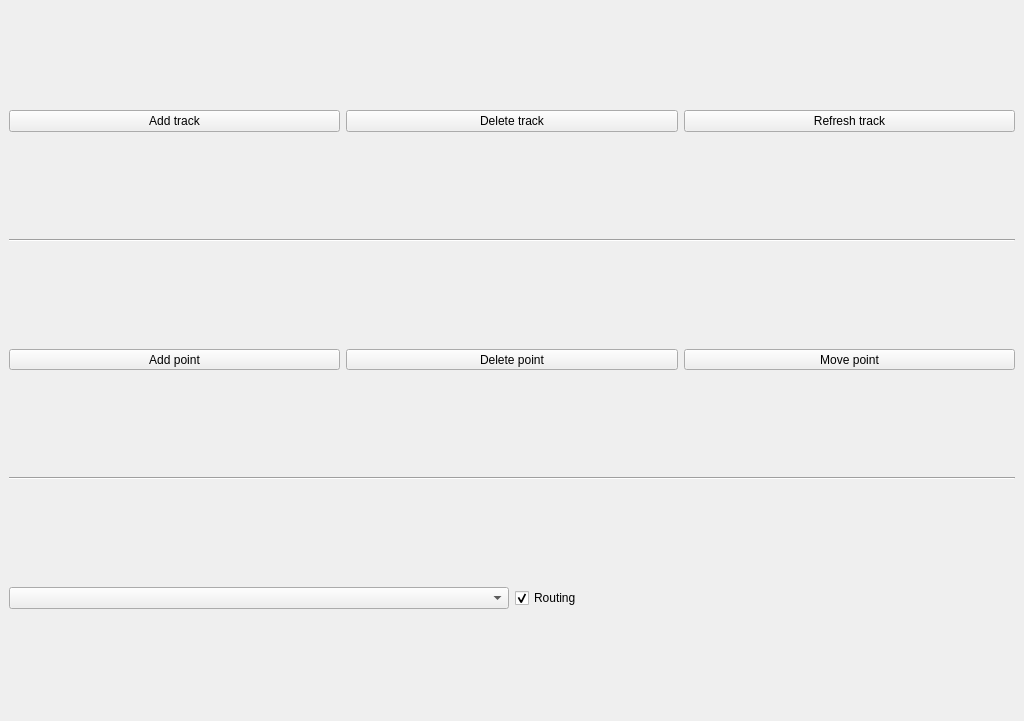
This is route_planner_dockwidget_base.ui in golden-gecko/qgis-route-planner as Qt 5 draws it before an edit. The edited form follows.
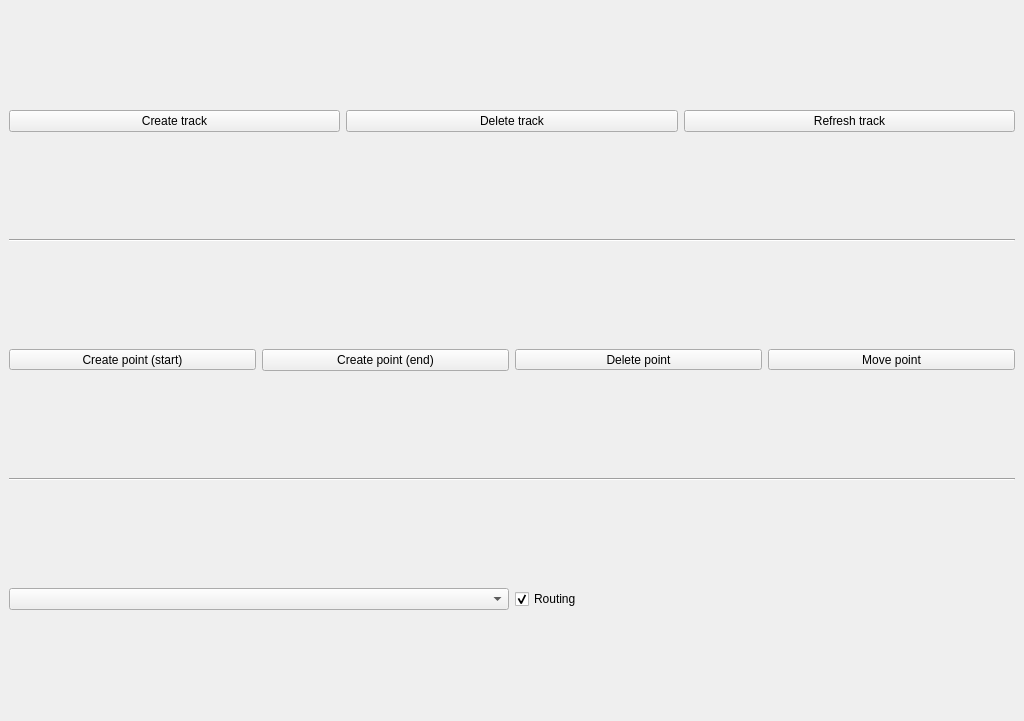
This is the edited form.

Commit message: Refresh track on point delete

```diff
--- a/route_planner_dockwidget_base.ui
+++ b/route_planner_dockwidget_base.ui
@@ -43,7 +43,20 @@
          </sizepolicy>
         </property>
         <property name="text">
-         <string>Add point</string>
+         <string>Create point (start)</string>
+        </property>
+        <property name="checkable">
+         <bool>true</bool>
+        </property>
+        <property name="autoExclusive">
+         <bool>true</bool>
+        </property>
+       </widget>
+      </item>
+      <item>
+       <widget class="QPushButton" name="buttonPointCreateEnd">
+        <property name="text">
+         <string>Create point (end)</string>
         </property>
         <property name="checkable">
          <bool>true</bool>
@@ -98,7 +111,7 @@
       <item>
        <widget class="QPushButton" name="buttonTrackAdd">
         <property name="text">
-         <string>Add track</string>
+         <string>Create track</string>
         </property>
        </widget>
       </item>
```
Left out of the diff: 4 changed lines with no effect on the pictures. The commit also changes 6 other files.
